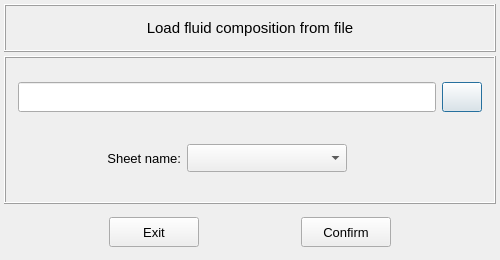
MOPT-UFSC/VIBRA, file vibra/interface/data/ui_files/model/fluid/load_fluid_composition.ui: the form before one commit.
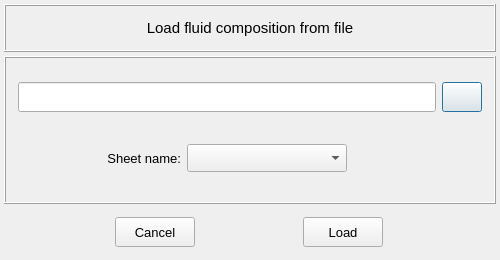
The form after the commit. Icons and pictures are not drawn.

Commit message: Standardize the fluid-related ui files and classes

The edit to the form file:
```diff
--- a/vibra/interface/data/ui_files/model/fluid/load_fluid_composition.ui
+++ b/vibra/interface/data/ui_files/model/fluid/load_fluid_composition.ui
@@ -306,13 +306,13 @@
        <widget class="QPushButton" name="pushButton_exit">
         <property name="minimumSize">
          <size>
-          <width>90</width>
+          <width>80</width>
           <height>30</height>
          </size>
         </property>
         <property name="maximumSize">
          <size>
-          <width>90</width>
+          <width>80</width>
           <height>30</height>
          </size>
         </property>
@@ -322,7 +322,7 @@
          </font>
         </property>
         <property name="text">
-         <string>Exit</string>
+         <string>Cancel</string>
         </property>
        </widget>
       </item>
@@ -330,13 +330,13 @@
        <widget class="QPushButton" name="pushButton_confirm">
         <property name="minimumSize">
          <size>
-          <width>90</width>
+          <width>80</width>
           <height>30</height>
          </size>
         </property>
         <property name="maximumSize">
          <size>
-          <width>90</width>
+          <width>80</width>
           <height>30</height>
          </size>
         </property>
@@ -346,7 +346,7 @@
          </font>
         </property>
         <property name="text">
-         <string>Confirm</string>
+         <string>Load</string>
         </property>
        </widget>
       </item>
```
Left out of the diff: 36 changed lines with no effect on the pictures. The commit also changes 11 other files.
